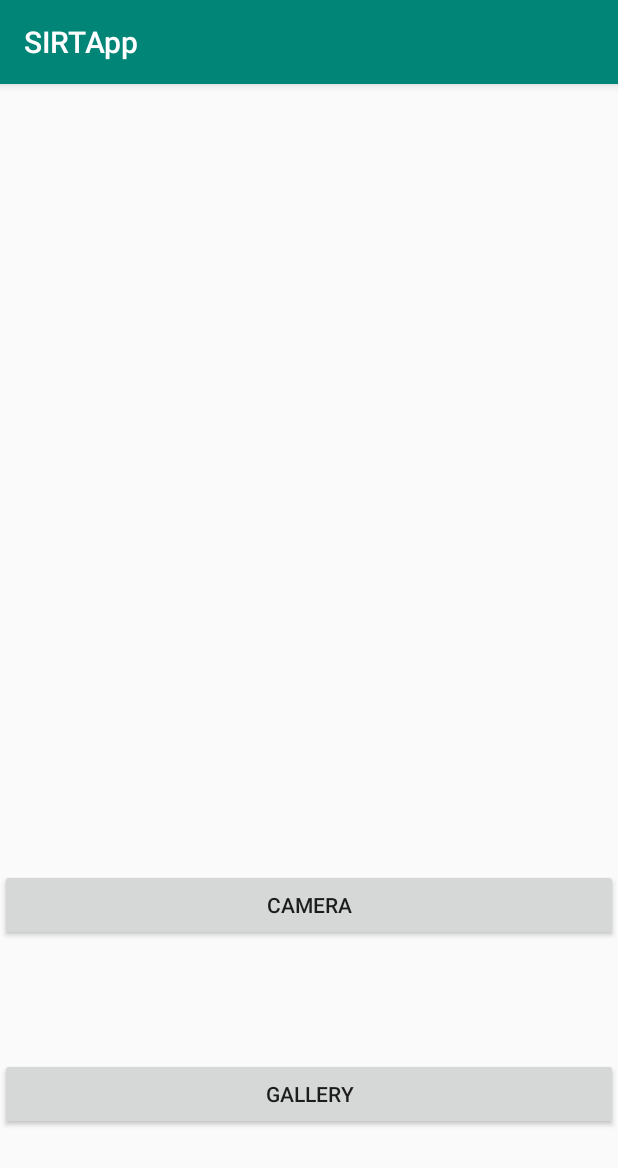
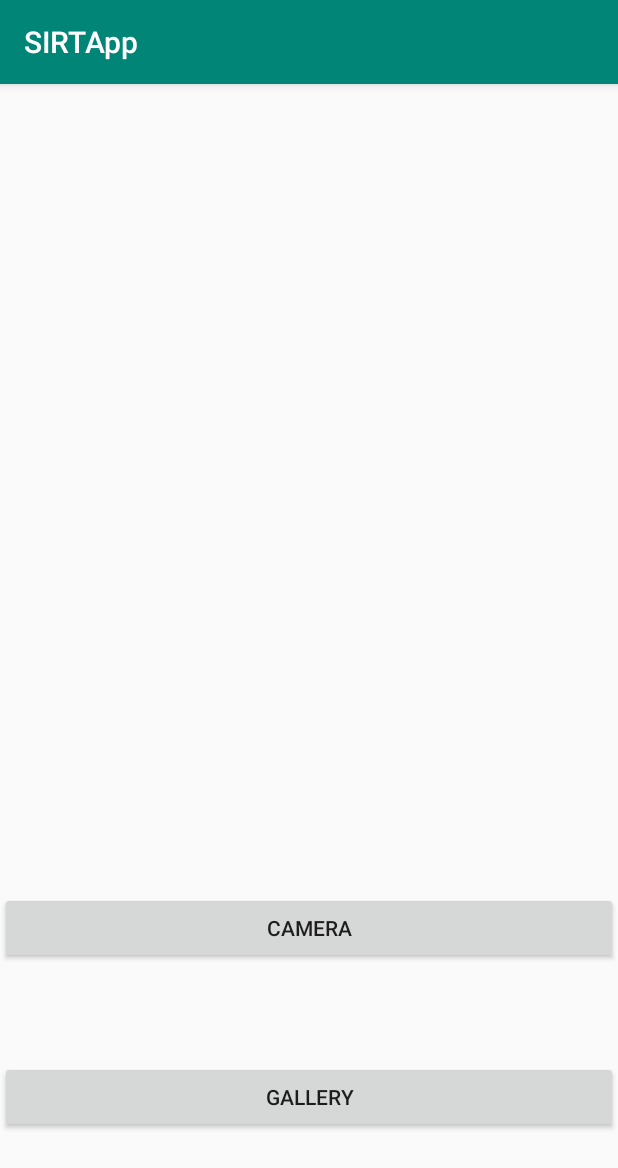
Before and after one commit to SIRTDetection/SIRTApp, an Android app: the screen it shows after launch (MainActivity), on a phone screen of 412 x 824 dp. Shown: the top 1168 px of the screen. Run offline under Robolectric (Android 15) with nearby library versions, the light colour scheme and no system bars; pictures from the network do not load; 1 statement that could not run was skipped.

Commit message:
The app can send the image to server and recive the string with the answer

```diff
--- a/app/src/main/res/layout/activity_main.xml
+++ b/app/src/main/res/layout/activity_main.xml
@@ -21,25 +21,36 @@
         android:id="@+id/camera"
         android:layout_width="match_parent"
         android:layout_height="wrap_content"
-        android:layout_marginTop="45dp"
-        android:layout_marginBottom="19dp"
+        android:layout_marginTop="32dp"
+        android:layout_marginBottom="7dp"
         android:text="Camera"
         app:layout_constraintBottom_toTopOf="@+id/gallery"
+        app:layout_constraintEnd_toEndOf="parent"
+        app:layout_constraintHorizontal_bias="0.0"
+        app:layout_constraintStart_toStartOf="parent"
+        app:layout_constraintTop_toBottomOf="@+id/textReply" />
+
+    <ImageView
+        android:id="@+id/image"
+        android:layout_width="276dp"
+        android:layout_height="241dp"
+        android:layout_marginStart="54dp"
+        android:layout_marginEnd="54dp"
+        app:layout_constraintEnd_toEndOf="parent"
+        app:layout_constraintStart_toStartOf="parent"
+        app:layout_constraintTop_toTopOf="parent" />
+
+    <TextView
+        android:id="@+id/textReply"
+        android:layout_width="194dp"
+        android:layout_height="60dp"
+        android:layout_marginStart="95dp"
+        android:layout_marginTop="58dp"
+        android:layout_marginEnd="95dp"
+        android:layout_marginBottom="32dp"
+        app:layout_constraintBottom_toTopOf="@+id/camera"
         app:layout_constraintEnd_toEndOf="parent"
         app:layout_constraintStart_toStartOf="parent"
         app:layout_constraintTop_toBottomOf="@+id/image" />
 
-    <ImageView
-        android:id="@+id/image"
-        android:layout_width="276dp"
-        android:layout_height="252dp"
-        android:layout_marginStart="54dp"
-        android:layout_marginTop="62dp"
-        android:layout_marginEnd="54dp"
-        android:layout_marginBottom="45dp"
-        app:layout_constraintBottom_toTopOf="@+id/camera"
-        app:layout_constraintEnd_toEndOf="parent"
-        app:layout_constraintStart_toStartOf="parent"
-        app:layout_constraintTop_toTopOf="parent" />
-
 </android.support.constraint.ConstraintLayout>
```
Also changed, not shown: app/src/main/java/sirtapp/sirtdetection/com/sirtapp/Conexion.java (+44 -0 lines), app/src/main/java/sirtapp/sirtdetection/com/sirtapp/MainActivity.java (+27 -3 lines).
